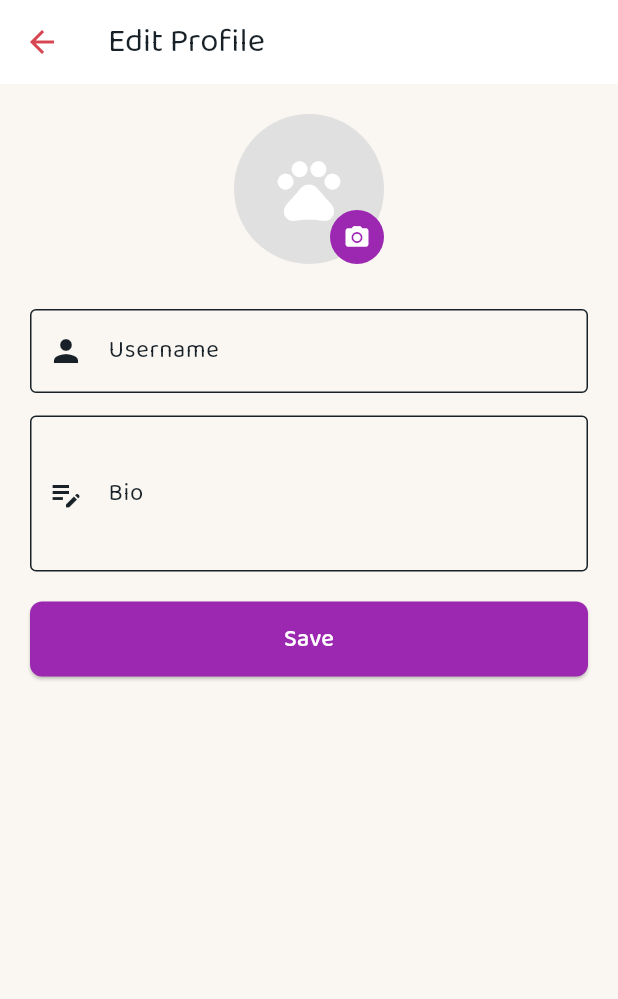
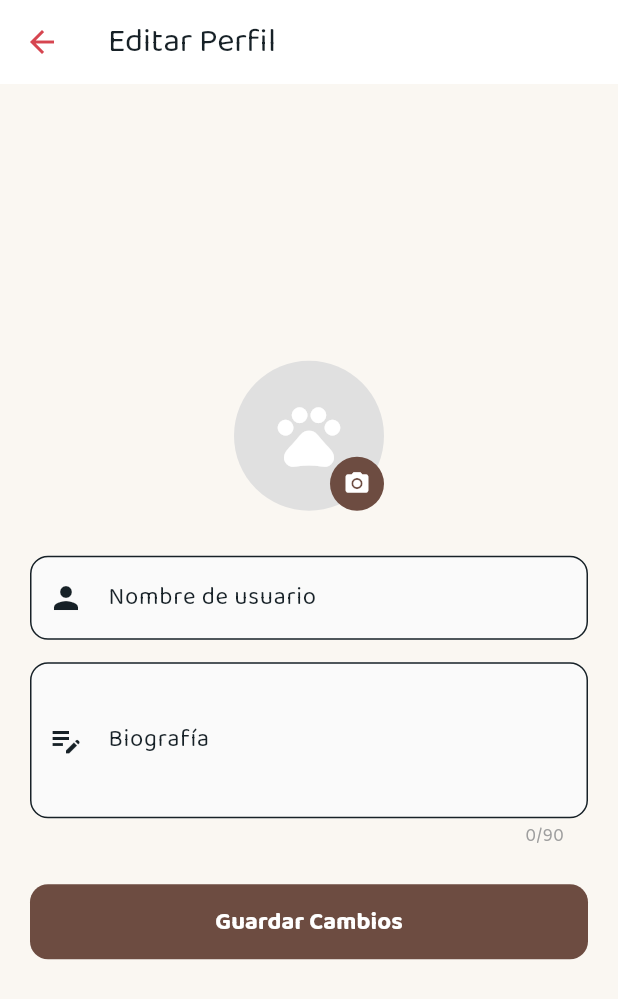
Before and after one commit to RJoel158/PawGram, a Flutter app: the screen it shows once a user with an empty profile is signed in, item 3 of the bottom bar chosen, after a tap on "Editar Perfil", on a phone screen of 412 x 824 dp. Shown: the top 999 px of the screen. Run offline on Flutter 3.47's test engine with Material 3 defaults, Android fonts, the phone set to English and light mode, and no system bars; our stand-ins replace cached_network_image, firebase_auth, firebase_core, firebase_database, firebase_storage, google_fonts and 1 more; accounts and stored records are empty.

Commit message:
Validacion en comentarios(no vacio y max), validacion en descripcion perfil(max) y en nombre de perfil(no vacio)

```diff
--- a/lib/ui/auth/profile/edit_profile_page.dart
+++ b/lib/ui/auth/profile/edit_profile_page.dart
@@ -29,12 +29,20 @@ class _EditProfilePageState extends State<EditProfilePage> {
   File? _imageFile;
   XFile? _pickedFile;
   bool _loading = false;
+  int _bioCharCount = 0;
 
   @override
   void initState() {
     super.initState();
     _nameController = TextEditingController(text: widget.currentUsername);
     _bioController = TextEditingController(text: widget.currentBio);
+    _bioCharCount = widget.currentBio.length;
+
+    _bioController.addListener(() {
+      setState(() {
+        _bioCharCount = _bioController.text.length;
+      });
+    });
   }
 
   Future<void> _pickImage() async {
@@ -52,6 +60,27 @@ class _EditProfilePageState extends State<EditProfilePage> {
   Future<void> _saveProfile() async {
     final currentUser = FirebaseAuth.instance.currentUser;
     if (currentUser == null) return;
+
+    // Validaciones
+    if (_nameController.text.trim().isEmpty) {
+      ScaffoldMessenger.of(context).showSnackBar(
+        const SnackBar(
+          content: Text('El nombre de usuario no puede estar vacío'),
+          backgroundColor: Colors.orange,
+        ),
+      );
+      return;
+    }
+
+    if (_bioController.text.length > 90) {
+      ScaffoldMessenger.of(context).showSnackBar(
+        const SnackBar(
+          content: Text('La biografía no puede tener más de 90 caracteres'),
+          backgroundColor: Colors.orange,
+        ),
+      );
+      return;
+    }
 
     setState(() => _loading = true);
 
@@ -150,11 +179,15 @@ class _EditProfilePageState extends State<EditProfilePage> {
   @override
   Widget build(BuildContext context) {
     return Scaffold(
-      appBar: AppBar(title: const Text("Edit Profile")),
-      body: SingleChildScrollView(
+      appBar: AppBar(title: const Text("Editar Perfil")),
+      body: Center(
+        child: SingleChildScrollView(
           padding: const EdgeInsets.all(20),
+          child: ConstrainedBox(
+            constraints: const BoxConstraints(maxWidth: 500),
             child: Column(
               children: [
+                const SizedBox(height: 20),
                 Stack(
                   children: [
                     _buildProfileImage(),
@@ -163,11 +196,12 @@ class _EditProfilePageState extends State<EditProfilePage> {
                       right: 0,
                       child: CircleAvatar(
                         radius: 18,
-                    backgroundColor: Colors.purple,
+                        backgroundColor: Colors.brown.shade600,
                         child: IconButton(
                           icon: const Icon(Icons.camera_alt, size: 18),
                           color: Colors.white,
                           onPressed: _pickImage,
+                          padding: EdgeInsets.zero,
                         ),
                       ),
                     ),
@@ -176,38 +210,65 @@ class _EditProfilePageState extends State<EditProfilePage> {
                 const SizedBox(height: 30),
                 TextField(
                   controller: _nameController,
-              decoration: const InputDecoration(
-                labelText: "Username",
-                border: OutlineInputBorder(),
-                prefixIcon: Icon(Icons.person),
+                  decoration: InputDecoration(
+                    labelText: "Nombre de usuario",
+                    border: OutlineInputBorder(
+                      borderRadius: BorderRadius.circular(12),
+                    ),
+                    prefixIcon: const Icon(Icons.person),
+                    filled: true,
+                    fillColor: Colors.grey.shade50,
                   ),
                 ),
                 const SizedBox(height: 15),
                 TextField(
                   controller: _bioController,
                   maxLines: 3,
-              decoration: const InputDecoration(
-                labelText: "Bio",
-                border: OutlineInputBorder(),
-                prefixIcon: Icon(Icons.edit_note),
+                  maxLength: 90,
+                  decoration: InputDecoration(
+                    labelText: "Biografía",
+                    hintText: "Cuéntanos sobre tu mascota...",
+                    border: OutlineInputBorder(
+                      borderRadius: BorderRadius.circular(12),
+                    ),
+                    prefixIcon: const Icon(Icons.edit_note),
+                    filled: true,
+                    fillColor: Colors.grey.shade50,
+                    counterText: '$_bioCharCount/90',
+                    counterStyle: TextStyle(
+                      color: _bioCharCount > 90 ? Colors.red : Colors.grey,
                     ),
                   ),
-            const SizedBox(height: 20),
+                ),
+                const SizedBox(height: 24),
                 SizedBox(
                   width: double.infinity,
                   height: 50,
                   child: ElevatedButton(
                     onPressed: _loading ? null : _saveProfile,
                     style: ElevatedButton.styleFrom(
-                  backgroundColor: Colors.purple,
+                      backgroundColor: Colors.brown.shade600,
                       foregroundColor: Colors.white,
+                      shape: RoundedRectangleBorder(
+                        borderRadius: BorderRadius.circular(12),
+                      ),
+                      elevation: 0,
                     ),
                     child: _loading
                         ? const CircularProgressIndicator(color: Colors.white)
-                    : const Text("Save", style: TextStyle(fontSize: 16)),
+                        : const Text(
+                            "Guardar Cambios",
+                            style: TextStyle(
+                              fontSize: 16,
+                              fontWeight: FontWeight.bold,
                             ),
                           ),
+                  ),
+                ),
+                const SizedBox(height: 20),
               ],
+            ),
+          ),
         ),
       ),
     );
```
Also changed, not shown: lib/ui/auth/posts/comments_page.dart (+48 -8 lines). Lines whose indentation alone changed are shown as unchanged.
